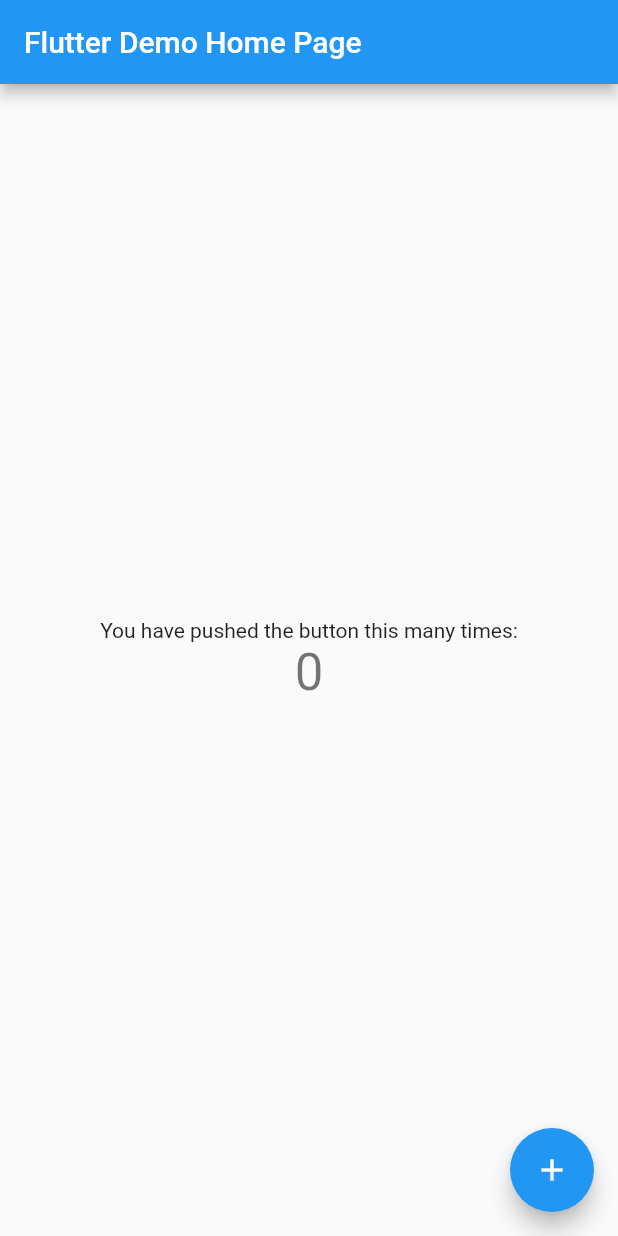
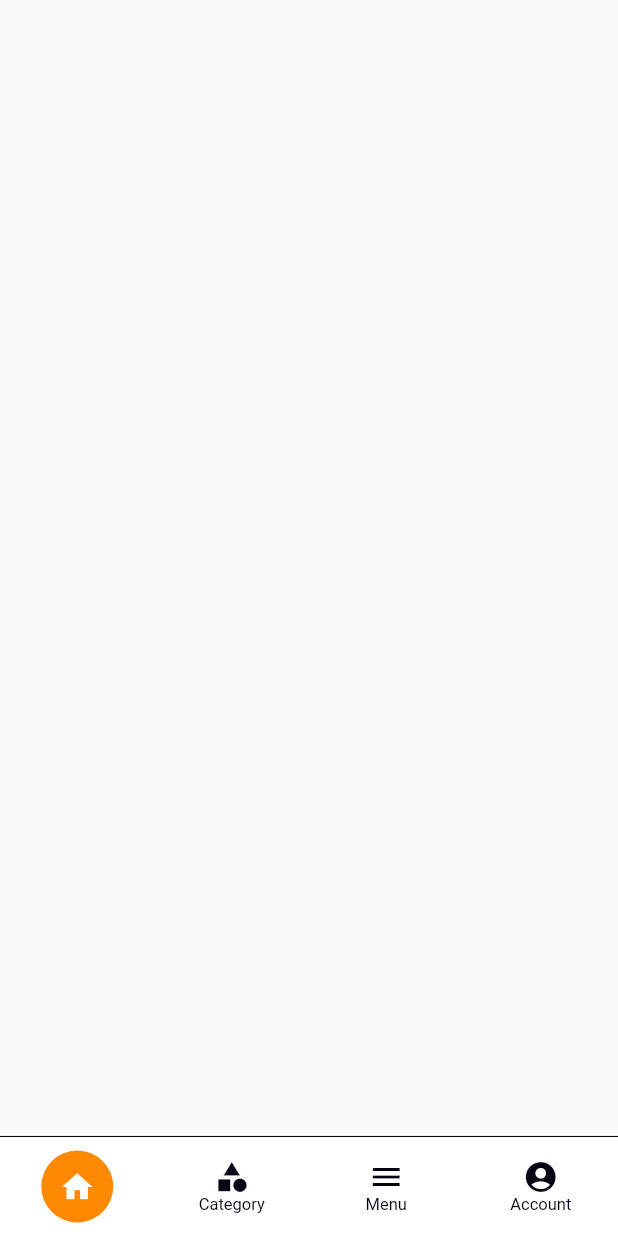
Before and after one commit to CervinoB/Flutter-E-commerce, a Flutter app: the screen it shows after launch, on a phone screen of 412 x 824 dp. Run offline on Flutter 3.47's test engine with Material 2 defaults, Android fonts, the phone set to English and light mode, and no system bars; drawn by our look-alikes of flutter_snake_navigationbar; our stand-ins replace get; missing offline and left inert: dart:ffi.

Commit message:
Bottom Navigation Bar

```diff
--- /dev/null
+++ b/lib/controller/dashboard_controller.dart
@@ -0,0 +1,10 @@
+import 'package:get/get.dart';
+
+class DashboardController extends GetxController {
+  var tabIndex = 0;
+
+  void updateIndex(int index) {
+    tabIndex = index;
+    update();
+  }
+}
--- a/lib/main.dart
+++ b/lib/main.dart
@@ -1,4 +1,8 @@
 import 'package:flutter/material.dart';
+import 'package:get/get.dart';
+import 'package:my_grocery/route/app_page.dart';
+import 'package:my_grocery/route/app_route.dart';
+import 'package:my_grocery/theme/app_theme.dart';
 
 void main() {
   runApp(const MyApp());
@@ -7,109 +11,14 @@ void main() {
 class MyApp extends StatelessWidget {
   const MyApp({super.key});
 
-  // This widget is the root of your application.
   @override
   Widget build(BuildContext context) {
-    return MaterialApp(
-      title: 'Flutter Demo',
-      theme: ThemeData(
-        // This is the theme of your application.
-        //
-        // Try running your application with "flutter run". You'll see the
-        // application has a blue toolbar. Then, without quitting the app, try
-        // changing the primarySwatch below to Colors.green and then invoke
-        // "hot reload" (press "r" in the console where you ran "flutter run",
-        // or simply save your changes to "hot reload" in a Flutter IDE).
-        // Notice that the counter didn't reset back to zero; the application
-        // is not restarted.
-        primarySwatch: Colors.blue,
-      ),
-      home: const MyHomePage(title: 'Flutter Demo Home Page'),
+    return GetMaterialApp(
+      getPages: AppPage.list,
+      initialRoute: AppRoute.dashboard,
+      debugShowCheckedModeBanner: false,
+      theme: AppTheme.lightTheme,
+      themeMode: ThemeMode.light,
     );
   }
 }
-
-class MyHomePage extends StatefulWidget {
-  const MyHomePage({super.key, required this.title});
-
-  // This widget is the home page of your application. It is stateful, meaning
-  // that it has a State object (defined below) that contains fields that affect
-  // how it looks.
-
-  // This class is the configuration for the state. It holds the values (in this
-  // case the title) provided by the parent (in this case the App widget) and
-  // used by the build method of the State. Fields in a Widget subclass are
-  // always marked "final".
-
-  final String title;
-
-  @override
-  State<MyHomePage> createState() => _MyHomePageState();
-}
-
-class _MyHomePageState extends State<MyHomePage> {
-  int _counter = 0;
-
-  void _incrementCounter() {
-    setState(() {
-      // This call to setState tells the Flutter framework that something has
-      // changed in this State, which causes it to rerun the build method below
-      // so that the display can reflect the updated values. If we changed
-      // _counter without calling setState(), then the build method would not be
-      // called again, and so nothing would appear to happen.
-      _counter++;
-    });
-  }
-
-  @override
-  Widget build(BuildContext context) {
-    // This method is rerun every time setState is called, for instance as done
-    // by the _incrementCounter method above.
-    //
-    // The Flutter framework has been optimized to make rerunning build methods
-    // fast, so that you can just rebuild anything that needs updating rather
-    // than having to individually change instances of widgets.
-    return Scaffold(
-      appBar: AppBar(
-        // Here we take the value from the MyHomePage object that was created by
-        // the App.build method, and use it to set our appbar title.
-        title: Text(widget.title),
-      ),
-      body: Center(
-        // Center is a layout widget. It takes a single child and positions it
-        // in the middle of the parent.
-        child: Column(
-          // Column is also a layout widget. It takes a list of children and
-          // arranges them vertically. By default, it sizes itself to fit its
-          // children horizontally, and tries to be as tall as its parent.
-          //
-          // Invoke "debug painting" (press "p" in the console, choose the
-          // "Toggle Debug Paint" action from the Flutter Inspector in Android
-          // Studio, or the "Toggle Debug Paint" command in Visual Studio Code)
-          // to see the wireframe for each widget.
-          //
-          // Column has various properties to control how it sizes itself and
-          // how it positions its children. Here we use mainAxisAlignment to
-          // center the children vertically; the main axis here is the vertical
-          // axis because Columns are vertical (the cross axis would be
-          // horizontal).
-          mainAxisAlignment: MainAxisAlignment.center,
-          children: <Widget>[
-            const Text(
-              'You have pushed the button this many times:',
-            ),
-            Text(
-              '$_counter',
-              style: Theme.of(context).textTheme.headline4,
-            ),
-          ],
-        ),
-      ),
-      floatingActionButton: FloatingActionButton(
-        onPressed: _incrementCounter,
-        tooltip: 'Increment',
-        child: const Icon(Icons.add),
-      ), // This trailing comma makes auto-formatting nicer for build methods.
-    );
-  }
-}
--- /dev/null
+++ b/lib/route/app_page.dart
@@ -0,0 +1,14 @@
+import 'package:get/get.dart';
+import 'package:my_grocery/route/app_route.dart';
+import 'package:my_grocery/view/dashboard/dashboard_binding.dart';
+import 'package:my_grocery/view/dashboard/dashboard_screen.dart';
+
+class AppPage {
+  static var list = [
+    GetPage(
+      name: AppRoute.dashboard,
+      page: () => const DashboardScreen(),
+      binding: DashboardBinding(),
+    )
+  ];
+}
--- /dev/null
+++ b/lib/route/app_route.dart
@@ -0,0 +1,3 @@
+class AppRoute {
+  static const String dashboard = '/';
+}
--- /dev/null
+++ b/lib/theme/app_theme.dart
@@ -0,0 +1,37 @@
+import 'package:flutter/material.dart';
+import 'package:flutter/scheduler.dart';
+import 'package:flutter/services.dart';
+
+class AppTheme {
+  static Color lightBackgroundColor = const Color(0xfff2f2f2);
+  static Color lightPrimaryColor = const Color(0xffff8900);
+  static Color lightSecondaryColor = const Color(0xff040415);
+  static Color lightAccentColor = Colors.blueGrey.shade200;
+  static Color lightParticlesColor = const Color(0x44948282);
+  static Color lightTextColor = Colors.black54;
+
+  const AppTheme._();
+
+  static final lightTheme = ThemeData(
+      brightness: Brightness.light,
+      primaryColor: lightPrimaryColor,
+      backgroundColor: lightBackgroundColor,
+      visualDensity: VisualDensity.adaptivePlatformDensity,
+      appBarTheme: AppBarTheme(backgroundColor: lightPrimaryColor),
+      colorScheme: ColorScheme.light(secondary: lightSecondaryColor),
+      textButtonTheme: TextButtonThemeData(
+          style: TextButton.styleFrom(foregroundColor: lightBackgroundColor)));
+
+  static Brightness get currentSystemBrightness =>
+      SchedulerBinding.instance.window.platformBrightness;
+
+  static setStatusBarAndNavigationBarColors(ThemeMode themeMode) {
+    SystemChrome.setSystemUIOverlayStyle(SystemUiOverlayStyle(
+      statusBarColor: Colors.transparent,
+      statusBarIconBrightness: Brightness.light,
+      systemNavigationBarIconBrightness: Brightness.light,
+      systemNavigationBarColor: lightBackgroundColor,
+      systemNavigationBarDividerColor: Colors.transparent,
+    ));
+  }
+}
--- /dev/null
+++ b/lib/view/dashboard/dashboard_binding.dart
@@ -0,0 +1,10 @@
+import 'dart:ffi';
+import 'package:my_grocery/controller/dashboard_controller.dart';
+import 'package:get/get.dart';
+
+class DashboardBinding extends Bindings {
+  @override
+  void dependencies() {
+    Get.put(DashboardController());
+  }
+}
--- /dev/null
+++ b/lib/view/dashboard/dashboard_screen.dart
@@ -0,0 +1,75 @@
+import 'package:flutter/material.dart';
+import 'package:flutter_snake_navigationbar/flutter_snake_navigationbar.dart';
+import 'package:get/get.dart';
+import 'package:my_grocery/controller/dashboard_controller.dart';
+
+class DashboardScreen extends StatelessWidget {
+  const DashboardScreen({super.key});
+
+  @override
+  Widget build(BuildContext context) {
+    return GetBuilder<DashboardController>(
+      builder: (controller) => Scaffold(
+        body: SafeArea(
+          child: IndexedStack(
+            index: controller.tabIndex,
+            children: [
+              Container(),
+              Container(
+                color: Colors.red,
+              ),
+              Container(
+                color: Colors.blue,
+              ),
+              Container(
+                color: Colors.orange,
+              ),
+            ],
+          ),
+        ),
+        bottomNavigationBar: Container(
+          decoration: BoxDecoration(
+            color: Colors.white,
+            border: Border(
+              top: BorderSide(
+                color: Theme.of(context).colorScheme.secondary,
+                width: 0.7,
+              ),
+            ),
+          ),
+          child: SnakeNavigationBar.color(
+            behaviour: SnakeBarBehaviour.floating,
+            snakeShape: SnakeShape.circle,
+            padding: const EdgeInsets.symmetric(vertical: 5),
+            unselectedLabelStyle: const TextStyle(fontSize: 11),
+            snakeViewColor: Theme.of(context).primaryColor,
+            unselectedItemColor: Theme.of(context).colorScheme.secondary,
+            showUnselectedLabels: true,
+            currentIndex: controller.tabIndex,
+            onTap: (val) {
+              controller.updateIndex(val);
+            },
+            items: const [
+              BottomNavigationBarItem(
+                icon: Icon(Icons.home),
+                label: 'Home',
+              ),
+              BottomNavigationBarItem(
+                icon: Icon(Icons.category),
+                label: 'Category',
+              ),
+              BottomNavigationBarItem(
+                icon: Icon(Icons.menu),
+                label: 'Menu',
+              ),
+              BottomNavigationBarItem(
+                icon: Icon(Icons.account_circle),
+                label: 'Account',
+              ),
+            ],
+          ),
+        ),
+      ),
+    );
+  }
+}
--- a/pubspec.yaml
+++ b/pubspec.yaml
@@ -37,6 +37,7 @@ dependencies:
   # Use with the CupertinoIcons class for iOS style icons.
   cupertino_icons: ^1.0.2
   get: ^4.6.5
+  flutter_snake_navigationbar: ^0.6.1
 
 
 dev_dependencies:
```
Also changed, not shown: pubspec.lock.
